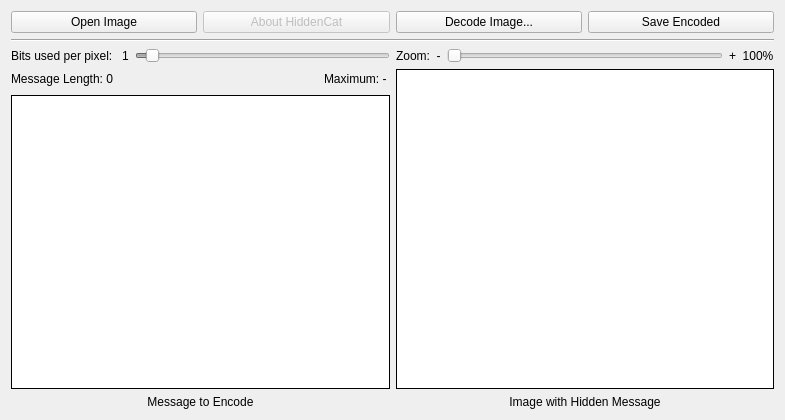
Above: mainwindow.ui from illegalprime/HiddenCat before the change. Below: the same form after it.
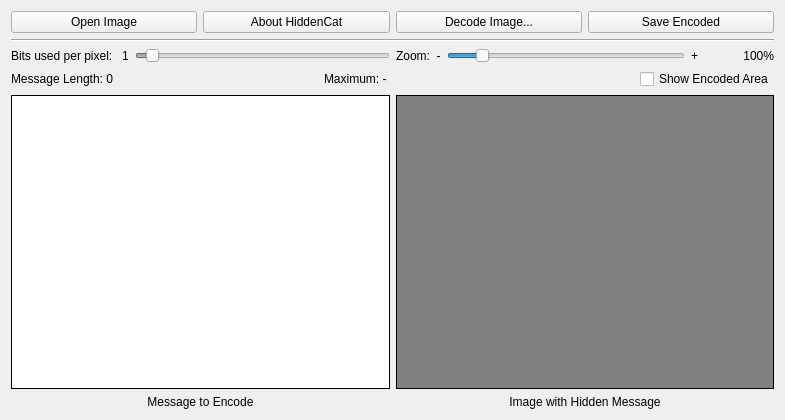
That is the form after the change.

Commit message: Added zoom feature, show encoded pixels feature, and about button, some UI tweaks.

Patch:
```diff
--- a/mainwindow.ui
+++ b/mainwindow.ui
@@ -27,7 +27,7 @@
       <item>
        <widget class="QPushButton" name="aboutBtn">
         <property name="enabled">
-         <bool>false</bool>
+         <bool>true</bool>
         </property>
         <property name="text">
          <string>About HiddenCat</string>
@@ -82,7 +82,16 @@
           <item>
            <widget class="QSlider" name="horizontalSlider">
             <property name="enabled">
-             <bool>false</bool>
+             <bool>true</bool>
+            </property>
+            <property name="minimum">
+             <number>0</number>
+            </property>
+            <property name="maximum">
+             <number>800</number>
+            </property>
+            <property name="value">
+             <number>100</number>
             </property>
             <property name="orientation">
              <enum>Qt::Horizontal</enum>
@@ -92,7 +101,53 @@
           <item>
            <widget class="QLabel" name="label">
             <property name="text">
-             <string>+  100%</string>
+             <string>+</string>
+            </property>
+           </widget>
+          </item>
+          <item>
+           <widget class="QLabel" name="zoomLbl">
+            <property name="minimumSize">
+             <size>
+              <width>70</width>
+              <height>0</height>
+             </size>
+            </property>
+            <property name="baseSize">
+             <size>
+              <width>0</width>
+              <height>0</height>
+             </size>
+            </property>
+            <property name="text">
+             <string>100%</string>
+            </property>
+            <property name="alignment">
+             <set>Qt::AlignRight|Qt::AlignTrailing|Qt::AlignVCenter</set>
+            </property>
+           </widget>
+          </item>
+         </layout>
+        </item>
+        <item>
+         <layout class="QHBoxLayout" name="horizontalLayout_5">
+          <item>
+           <spacer name="horizontalSpacer_2">
+            <property name="orientation">
+             <enum>Qt::Horizontal</enum>
+            </property>
+            <property name="sizeHint" stdset="0">
+             <size>
+              <width>40</width>
+              <height>20</height>
+             </size>
+            </property>
+           </spacer>
+          </item>
+          <item>
+           <widget class="QCheckBox" name="noShameChckBx">
+            <property name="text">
+             <string>Show Encoded Area</string>
             </property>
            </widget>
           </item>
@@ -100,6 +155,9 @@
         </item>
         <item>
          <widget class="QGraphicsView" name="modImageView">
+          <property name="styleSheet">
+           <string notr="true">QGraphicsView { background-color: gray; }</string>
+          </property>
           <property name="frameShape">
            <enum>QFrame::Box</enum>
           </property>
```
Left out of the diff: 8 changed lines with no effect on the pictures. The commit also changes 4 other files.
